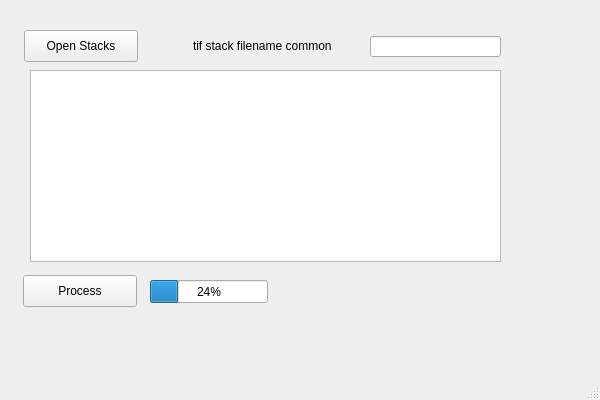
janelia-flyem/NeuTu, file neurolabi/gui/newprojectmainwindow.ui: the form before one commit.
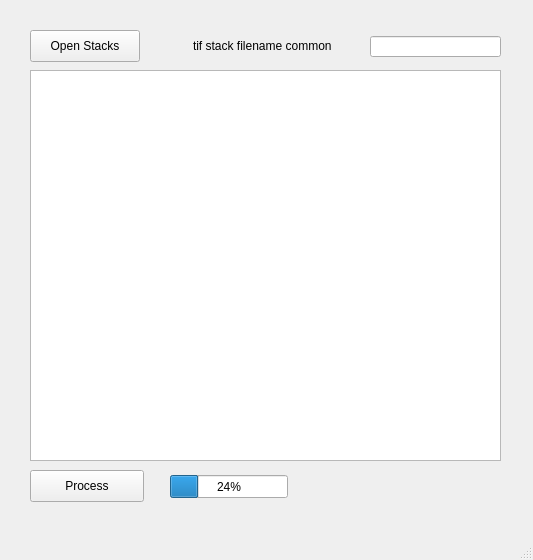
The form after the commit.

Commit message: fixed the tile scene size problem

What changed in the file:
```diff
--- a/neurolabi/gui/newprojectmainwindow.ui
+++ b/neurolabi/gui/newprojectmainwindow.ui
@@ -6,8 +6,8 @@
    <rect>
     <x>0</x>
     <y>0</y>
-    <width>600</width>
-    <height>400</height>
+    <width>533</width>
+    <height>560</height>
    </rect>
   </property>
   <property name="windowTitle">
@@ -17,9 +17,9 @@
    <widget class="QPushButton" name="openStacksButton">
     <property name="geometry">
      <rect>
-      <x>24</x>
+      <x>30</x>
       <y>30</y>
-      <width>114</width>
+      <width>110</width>
       <height>32</height>
      </rect>
     </property>
@@ -33,7 +33,7 @@
       <x>30</x>
       <y>70</y>
       <width>471</width>
-      <height>192</height>
+      <height>391</height>
      </rect>
     </property>
    </widget>
@@ -63,8 +63,8 @@
    <widget class="QPushButton" name="processButton">
     <property name="geometry">
      <rect>
-      <x>23</x>
-      <y>275</y>
+      <x>30</x>
+      <y>470</y>
       <width>114</width>
       <height>32</height>
      </rect>
@@ -76,8 +76,8 @@
    <widget class="QProgressBar" name="progressBar">
     <property name="geometry">
      <rect>
-      <x>150</x>
-      <y>280</y>
+      <x>170</x>
+      <y>475</y>
       <width>118</width>
       <height>23</height>
      </rect>
```
Left out of the diff: 4 changed lines with no effect on the pictures. The commit also changes 2 other files.
